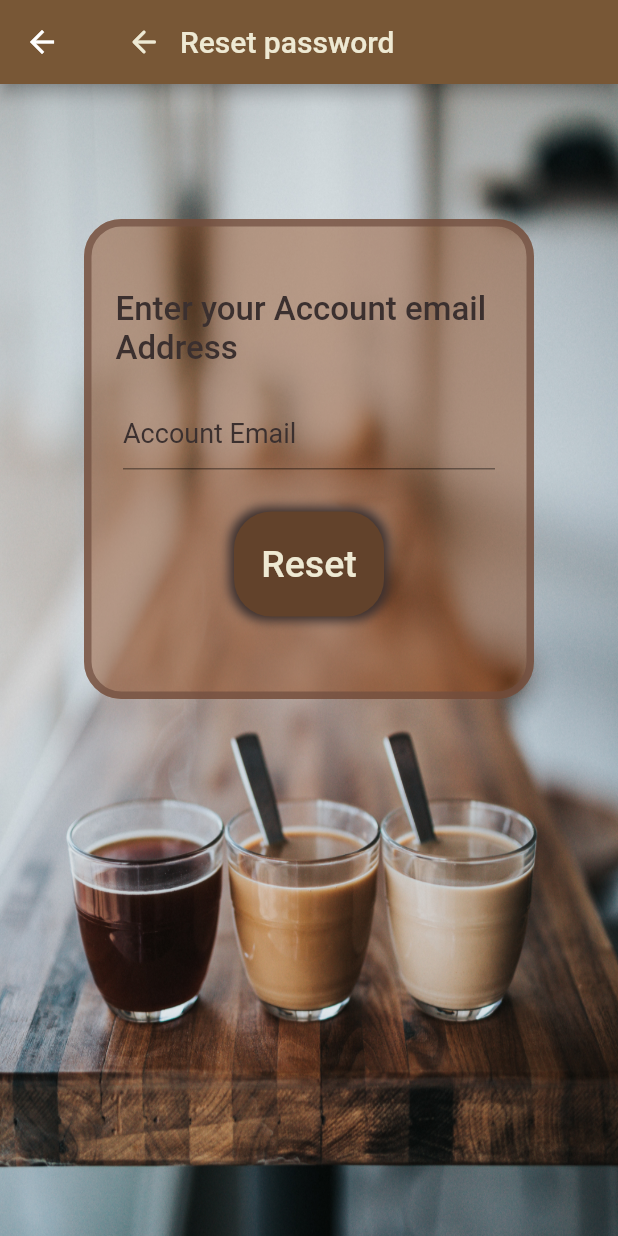
After one commit to Rezayek/CoffeeApp, a Flutter app: the ForgotPasswordView screen opened directly, after a tap on the "arrow back" icon, on a phone screen of 412 x 824 dp. The commit adds this screen. Run offline on Flutter 3.47's test engine with Material 2 defaults, Android fonts, the phone set to English and light mode, and no system bars; our stand-ins replace bloc, cloud_firestore, firebase_auth, firebase_core, flutter_bloc; accounts and stored records are empty; network calls fail.

Commit message:
some modifications

```diff
--- a/lib/services/auth/auth_provider.dart
+++ b/lib/services/auth/auth_provider.dart
@@ -16,4 +16,5 @@ abstract class AuthProvider {
 
   Future<void> logOut();
   Future<void> sendEmailVerification();
+  Future<void> sendPasswordReset({required String toEmail,});
 }
--- a/lib/services/auth/bloc/auth_event.dart
+++ b/lib/services/auth/bloc/auth_event.dart
@@ -39,3 +39,10 @@ class AuthEventRegister extends AuthEvent {
 class AuthEventShouldRegister extends AuthEvent {
   const AuthEventShouldRegister();
 }
+
+class AuthEventForgotPassword extends AuthEvent{
+  final String? email;
+
+  AuthEventForgotPassword({this.email});
+
+}
--- a/lib/services/auth/bloc/auth_state.dart
+++ b/lib/services/auth/bloc/auth_state.dart
@@ -32,3 +32,12 @@ class AuthStateLoggedOut extends AuthState {
   final Exception? exception;
   const AuthStateLoggedOut({required this.exception}) : super();
 }
+
+class AuthStateForgotPassword extends AuthState {
+  final Exception? exception;
+  final bool hasSentEmail;
+  AuthStateForgotPassword({
+    required this.exception,
+    required this.hasSentEmail,
+  }) : super();
+}
--- /dev/null
+++ b/lib/utilities/dialogs/send_reset_password_dialog.dart
@@ -0,0 +1,12 @@
+import 'package:coffee_app/utilities/dialogs/generic_dialog.dart';
+import 'package:flutter/cupertino.dart';
+
+Future<void> showSendResetPasswordDialog({
+  required BuildContext context,
+}) {
+  return showGenericDialog(
+      context: context,
+      title: 'Check your email',
+      content: 'A reset password email has been sent',
+      optionBuilder: () => {'Ok': null});
+}
--- /dev/null
+++ b/lib/views/user_views/forget_password_view.dart
@@ -0,0 +1,168 @@
+import 'package:coffee_app/constants/colors.dart';
+import 'package:coffee_app/services/auth/auth_exception.dart';
+import 'package:coffee_app/services/auth/bloc/auth_bloc.dart';
+import 'package:coffee_app/services/auth/bloc/auth_event.dart';
+import 'package:coffee_app/services/auth/bloc/auth_state.dart';
+import 'package:coffee_app/utilities/dialogs/error_dialog.dart';
+import 'package:coffee_app/utilities/dialogs/send_reset_password_dialog.dart';
+import 'package:flutter/material.dart';
+import 'package:flutter_bloc/flutter_bloc.dart';
+
+class ForgotPasswordView extends StatefulWidget {
+  ForgotPasswordView({Key? key}) : super(key: key);
+
+  @override
+  State<ForgotPasswordView> createState() => _ForgotPasswordViewState();
+}
+
+class _ForgotPasswordViewState extends State<ForgotPasswordView> {
+  late final TextEditingController _toEmailController;
+
+  @override
+  void initState() {
+    _toEmailController = TextEditingController();
+    super.initState();
+  }
+
+  @override
+  void dispose() {
+    _toEmailController.dispose();
+    super.dispose();
+  }
+
+  @override
+  Widget build(BuildContext context) {
+    return BlocListener<AuthBloc, AuthState>(
+      listener: (context, state) async {
+        if (state is AuthStateForgotPassword) {
+          if (state.exception is InvalidEmailAuthException) {
+            await showErrorDialog(context, 'Invalid Email');
+          } else if (state.exception is UserNotFoundAuthException) {
+            await showErrorDialog(context, 'User not found');
+          } else if (state.exception is GenericAuthException) {
+            await showErrorDialog(context, 'An Error has occurred try again');
+          } else if (state.hasSentEmail == true) {
+            await showSendResetPasswordDialog(context: context);
+          }
+        }
+      },
+      child: Scaffold(
+        resizeToAvoidBottomInset: false,
+        appBar: AppBar(
+          backgroundColor: coldBrewCoffeeColor,
+          title: Row(
+            children: [
+              IconButton(
+                  onPressed: () {
+                    context.read<AuthBloc>().add(const AuthEventLogOut());
+                  },
+                  icon: const Icon(
+                    Icons.arrow_back_rounded,
+                    color: coffeeCakeColor,
+                  )),
+              const Text(
+                'Reset password',
+                style: TextStyle(color: coffeeCakeColor),
+              )
+            ],
+          ),
+        ),
+        body: Stack(
+          alignment: Alignment.center,
+          children: [
+            Positioned(
+              child: Container(
+                  decoration: const BoxDecoration(
+                image: DecorationImage(
+                    image: AssetImage('assets/picture-9.jpg'),
+                    fit: BoxFit.fill),
+              )),
+            ),
+            Positioned(
+              top: 90,
+              child: Center(
+                child: Container(
+                  width: 300,
+                  height: 320,
+                  decoration: BoxDecoration(
+                      color: orangeCoffeeColor.withOpacity(0.4),
+                      border: Border.all(
+                        color: arabicCoffeeColor.withOpacity(0.7),
+                        width: 5,
+                      ),
+                      borderRadius: BorderRadius.circular(25)),
+                  child: Padding(
+                    padding: const EdgeInsets.all(16.0),
+                    child: Column(
+                      mainAxisAlignment: MainAxisAlignment.center,
+                      crossAxisAlignment: CrossAxisAlignment.center,
+                      children: [
+                        const Text(
+                          'Enter your Account email Address',
+                          style: TextStyle(
+                              color: blackCoffeeColor,
+                              fontSize: 22,
+                              fontWeight: FontWeight.w500),
+                        ),
+                        const SizedBox(
+                          height: 20,
+                        ),
+                        Padding(
+                          padding: const EdgeInsets.only(
+                              left: 5, bottom: 20, right: 5),
+                          child: TextField(
+                            controller: _toEmailController,
+                            autocorrect: false,
+                            keyboardType: TextInputType.emailAddress,
+                            decoration: const InputDecoration(
+                                hintText: 'Account Email',
+                                hintStyle: TextStyle(
+                                  color: blackCoffeeColor,
+                                  fontSize: 18,
+                                  fontWeight: FontWeight.w400,
+                                )),
+                          ),
+                        ),
+                        TextButton(
+                          onPressed: () {
+                            context.read<AuthBloc>().add(
+                                AuthEventForgotPassword(
+                                    email: _toEmailController.text));
+                          },
+                          child: Container(
+                            height: 70,
+                            width: 100,
+                            decoration: BoxDecoration(
+                              color: irishCoffeeColor,
+                              borderRadius: BorderRadius.circular(25),
+                              boxShadow: const [
+                                BoxShadow(
+                                  blurRadius: 5,
+                                  spreadRadius: 3,
+                                  color: blackCoffeeColor,
+                                )
+                              ],
+                            ),
+                            child: const Center(
+                              child: Text(
+                                'Reset',
+                                style: TextStyle(
+                                    color: coffeeCakeColor,
+                                    fontWeight: FontWeight.w500,
+                                    fontSize: 25),
+                              ),
+                            ),
+                          ),
+                        ),
+                      ],
+                    ),
+                  ),
+                ),
+              ),
+            )
+          ],
+        ),
+      ),
+    );
+  }
+}
```
Also changed, not shown: lib/app_controller.dart (added, +40 -0 lines), lib/main.dart (+2 -35 lines), lib/services/auth/bloc/auth_bloc.dart (+25 -0 lines), lib/services/auth/firebase_auth_provider.dart (+23 -5 lines), lib/utilities/dialogs/submit_dialog.dart (added, +11 -0 lines), lib/views/user_views/login_view.dart (+16 -5 lines), lib/views/user_views/register_view.dart (+14 -1 lines), lib/services/auth/auth_exception.dart (line endings or trailing spaces).
